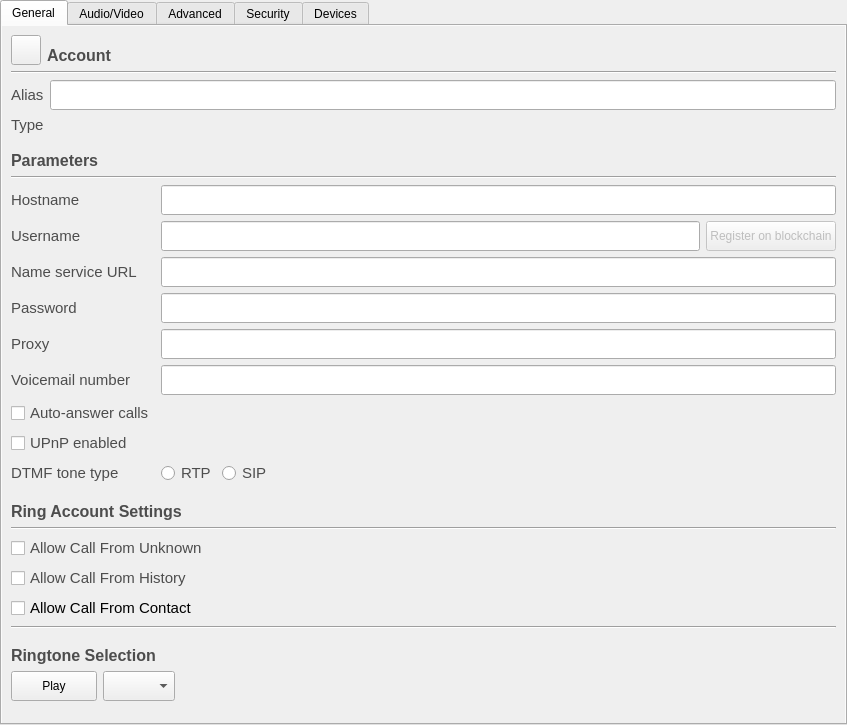
savoirfairelinux/jami-client-windows, file accountdetails.ui: the form before one commit.
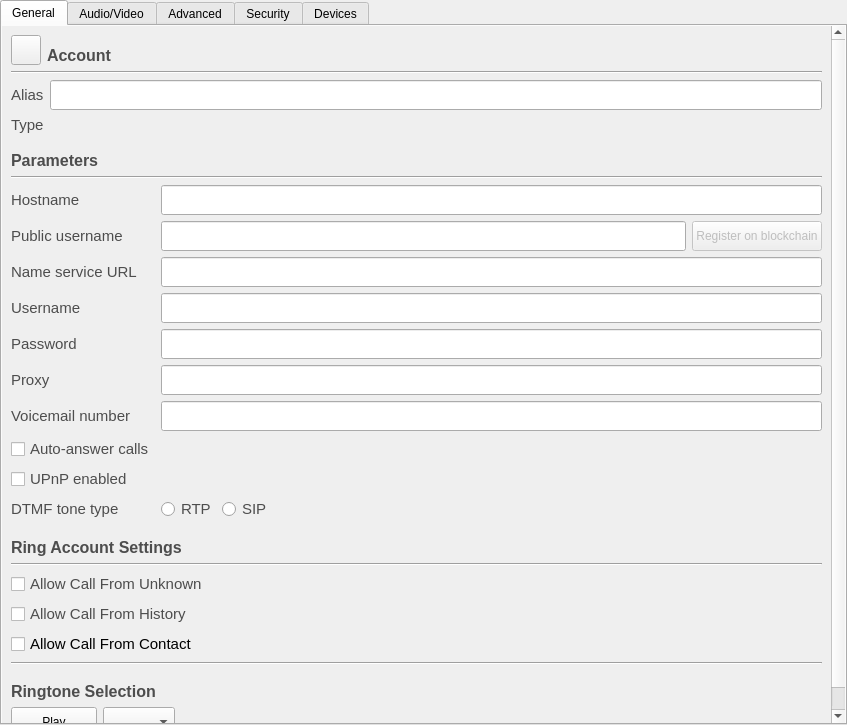
The form after the commit. Icons and pictures are not drawn. Custom widgets are drawn as their Qt base class.

Commit message:
Bring back username and RingID fields in config panel
It was deleted by mistake so it wasn't possible anymore
to enter an SIP username. This also display the RingID in
case of a Ring account.

Tuleap: #1312

Diff of the .ui file:
```diff
--- a/accountdetails.ui
+++ b/accountdetails.ui
@@ -324,7 +324,7 @@
                 </widget>
                </item>
                <item row="1" column="0">
-                <widget class="QLabel" name="usernameLabel">
+                <widget class="QLabel" name="registeredNameLabel">
                  <property name="sizePolicy">
                   <sizepolicy hsizetype="MinimumExpanding" vsizetype="Preferred">
                    <horstretch>0</horstretch>
@@ -340,7 +340,7 @@
                   <string notr="true">color: rgb(77, 77, 77);</string>
                  </property>
                  <property name="text">
-                  <string>Username</string>
+                  <string>Public username</string>
                  </property>
                  <property name="buddy">
                   <cstring>lrcfg_registeredName</cstring>
@@ -389,7 +389,7 @@
                  </item>
                 </layout>
                </item>
-               <item row="3" column="0">
+               <item row="4" column="0">
                 <widget class="QLabel" name="passwordLabel">
                  <property name="sizePolicy">
                   <sizepolicy hsizetype="MinimumExpanding" vsizetype="Preferred">
@@ -413,7 +413,7 @@
                  </property>
                 </widget>
                </item>
-               <item row="3" column="1">
+               <item row="4" column="1">
                 <widget class="QLineEdit" name="lrcfg_password">
                  <property name="sizePolicy">
                   <sizepolicy hsizetype="MinimumExpanding" vsizetype="Fixed">
@@ -432,7 +432,7 @@
                  </property>
                 </widget>
                </item>
-               <item row="4" column="0">
+               <item row="5" column="0">
                 <widget class="QLabel" name="proxyLabel">
                  <property name="sizePolicy">
                   <sizepolicy hsizetype="MinimumExpanding" vsizetype="Preferred">
@@ -456,7 +456,7 @@
                  </property>
                 </widget>
                </item>
-               <item row="4" column="1">
+               <item row="5" column="1">
                 <widget class="QLineEdit" name="lrcfg_proxy">
                  <property name="sizePolicy">
                   <sizepolicy hsizetype="MinimumExpanding" vsizetype="Fixed">
@@ -472,7 +472,7 @@
                  </property>
                 </widget>
                </item>
-               <item row="5" column="0">
+               <item row="6" column="0">
                 <widget class="QLabel" name="voicemailLabel">
                  <property name="sizePolicy">
                   <sizepolicy hsizetype="MinimumExpanding" vsizetype="Preferred">
@@ -496,7 +496,7 @@
                  </property>
                 </widget>
                </item>
-               <item row="5" column="1">
+               <item row="6" column="1">
                 <widget class="QLineEdit" name="lrcfg_mailbox">
                  <property name="sizePolicy">
                   <sizepolicy hsizetype="MinimumExpanding" vsizetype="Fixed">
@@ -512,7 +512,7 @@
                  </property>
                 </widget>
                </item>
-               <item row="6" column="0">
+               <item row="7" column="0">
                 <widget class="QCheckBox" name="lrcfg_autoAnswer">
                  <property name="font">
                   <font>
@@ -527,7 +527,7 @@
                  </property>
                 </widget>
                </item>
-               <item row="7" column="0">
+               <item row="8" column="0">
                 <widget class="QCheckBox" name="lrcfg_upnpEnabled">
                  <property name="enabled">
                   <bool>true</bool>
@@ -545,7 +545,7 @@
                  </property>
                 </widget>
                </item>
-               <item row="8" column="0">
+               <item row="9" column="0">
                 <widget class="QLabel" name="label">
                  <property name="font">
                   <font>
@@ -560,7 +560,7 @@
                  </property>
                 </widget>
                </item>
-               <item row="8" column="1">
+               <item row="9" column="1">
                 <layout class="QHBoxLayout" name="horizontalLayout_2">
                  <item>
                   <widget class="QRadioButton" name="rtpRadio">
@@ -650,6 +650,40 @@
                  </property>
                 </widget>
                </item>
+               <item row="3" column="1">
+                <widget class="QLineEdit" name="lrcfg_username">
+                 <property name="sizePolicy">
+                  <sizepolicy hsizetype="MinimumExpanding" vsizetype="Fixed">
+                   <horstretch>0</horstretch>
+                   <verstretch>0</verstretch>
+                  </sizepolicy>
+                 </property>
+                 <property name="minimumSize">
+                  <size>
+                   <width>0</width>
+                   <height>30</height>
+                  </size>
+                 </property>
+                </widget>
+               </item>
+               <item row="3" column="0">
+                <widget class="QLabel" name="usernameLabel">
+                 <property name="font">
+                  <font>
+                   <pointsize>11</pointsize>
+                  </font>
+                 </property>
+                 <property name="styleSheet">
+                  <string notr="true">color: rgb(77, 77, 77);</string>
+                 </property>
+                 <property name="text">
+                  <string>Username</string>
+                 </property>
+                 <property name="buddy">
+                  <cstring>lrcfg_username</cstring>
+                 </property>
+                </widget>
+               </item>
               </layout>
              </item>
              <item>
```
The commit also changes 2 other files.
